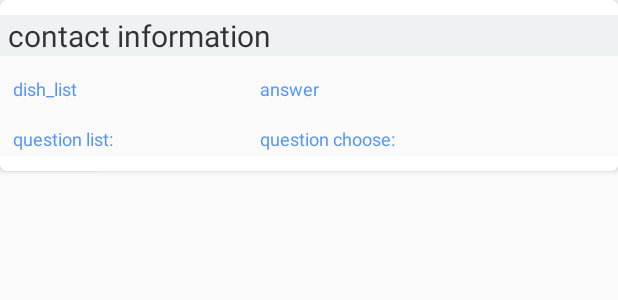
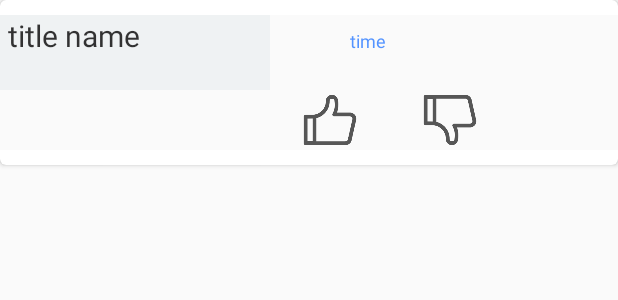
Before and after one commit to jishiDevelopers/jishi-APP, an Android app: the layout activity_history_card_view.xml on its own in the app's theme, with its tools: preview values and no code run, on a phone screen of 412 x 824 dp. Shown: the top 300 px of the screen. Run offline under Robolectric (Android 15) with nearby library versions, the phone set to English and light mode, and no system bars.

Commit message:
(feat):change layout_history

```diff
--- a/app/src/main/AndroidManifest.xml
+++ b/app/src/main/AndroidManifest.xml
@@ -23,7 +23,6 @@
     <uses-permission android:name="android.permission.WRITE_EXTERNAL_STORAGE" />
 
     <!-- 百度地图SDK所需权限 -->
-    <uses-permission android:name="android.permission.INTERNET" />
     <application
         android:allowBackup="true"
         android:icon="@mipmap/ic_launcher"
--- a/app/src/main/res/layout/activity_history_card_view.xml
+++ b/app/src/main/res/layout/activity_history_card_view.xml
@@ -18,63 +18,41 @@
         android:background="#fafafa">
 
         <TextView
-            android:id="@+id/title"
-            android:layout_width="match_parent"
-            android:layout_height="wrap_content"
+            android:id="@+id/title_name"
+            android:layout_width="180dp"
+            android:layout_height="50dp"
             android:background="#eceff1"
             android:paddingLeft="5dp"
-            android:text="contact information"
+            android:text="title name"
             android:textColor="#000000"
             android:textSize="20sp" />
 
         <TextView
-            android:id="@+id/text_dish_list"
+            android:id="@+id/time"
             android:layout_width="wrap_content"
-            android:layout_height="wrap_content"
-            android:layout_below="@id/title"
-            android:layout_marginLeft="5dp"
-            android:layout_marginTop="10dp"
-            android:gravity="center_vertical"
+            android:layout_height="45dp"
+            android:layout_marginLeft="230dp"
+            android:layout_marginTop="5dp"
             android:padding="3dp"
-            android:text="dish_list"
+            android:text="time"
             android:textColor="#2979ff"
             android:textSize="12sp" />
+        <ImageButton
+            android:layout_width="40dp"
+            android:layout_height="40dp"
+            android:layout_below="@+id/title_name"
+            android:paddingLeft="5dp"
+            android:layout_marginLeft="200dp"
+            android:background="@drawable/good"/>
+        <ImageButton
+            android:layout_width="40dp"
+            android:layout_height="40dp"
+            android:layout_below="@+id/title_name"
+            android:paddingLeft="5dp"
+            android:layout_marginLeft="280dp"
+            android:background="@drawable/bad"
+            />
 
-        <TextView
-            android:id="@+id/text_question_list"
-            android:layout_width="wrap_content"
-            android:layout_height="wrap_content"
-            android:layout_below="@id/text_dish_list"
-            android:layout_marginLeft="5dp"
-            android:layout_marginTop="10dp"
-            android:padding="3dp"
-            android:text="question list: "
-            android:textColor="#2979ff"
-            android:textSize="12sp" />
-
-        <TextView
-            android:id="@+id/text_question_answer"
-            android:layout_width="wrap_content"
-            android:layout_height="wrap_content"
-            android:layout_alignBaseline="@id/text_dish_list"
-            android:layout_alignParentLeft="true"
-            android:layout_marginLeft="170dp"
-            android:padding="3dp"
-            android:text="answer "
-            android:textColor="#2979ff"
-            android:textSize="12sp" />
-        <TextView
-            android:id="@+id/text_final_choose"
-            android:layout_width="wrap_content"
-            android:layout_height="wrap_content"
-            android:layout_below="@id/text_question_answer"
-            android:layout_alignBaseline="@id/text_question_list"
-            android:layout_marginLeft="170dp"
-            android:layout_marginTop="10dp"
-            android:padding="3dp"
-            android:text="question choose: "
-            android:textColor="#2979ff"
-            android:textSize="12sp" />
 
 
     </RelativeLayout>
```
Also changed, not shown: app/src/main/java/com/bbel/eatnow/HistoryActivity.java (+222 -93 lines), app/src/main/res/drawable/bad.png (added), app/src/main/res/drawable/good.png (added).
